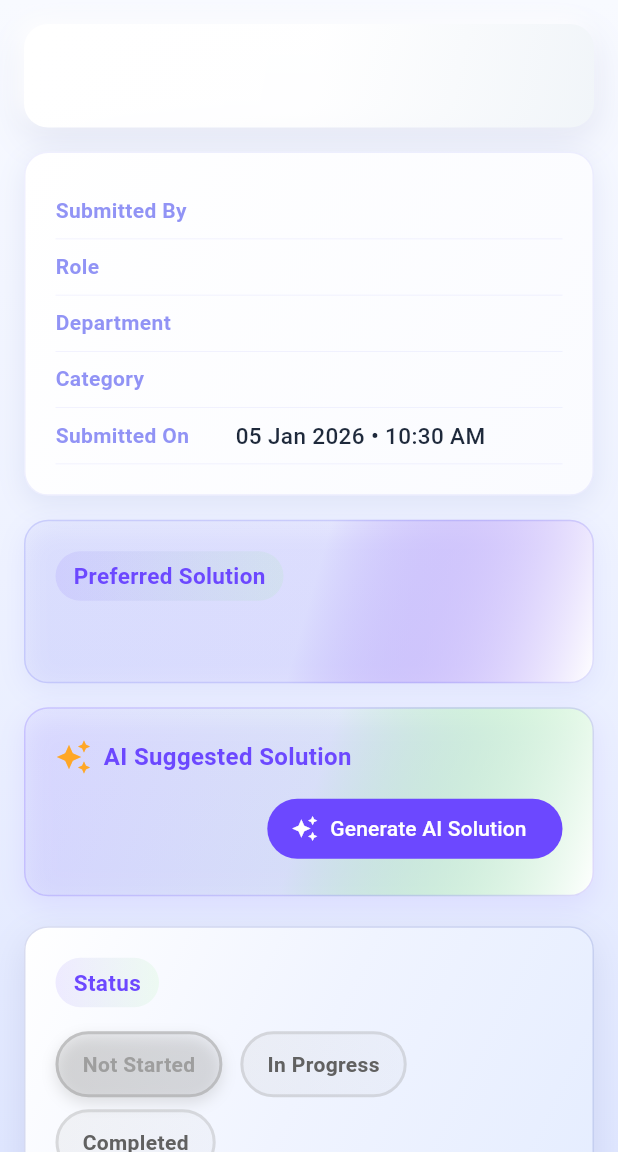
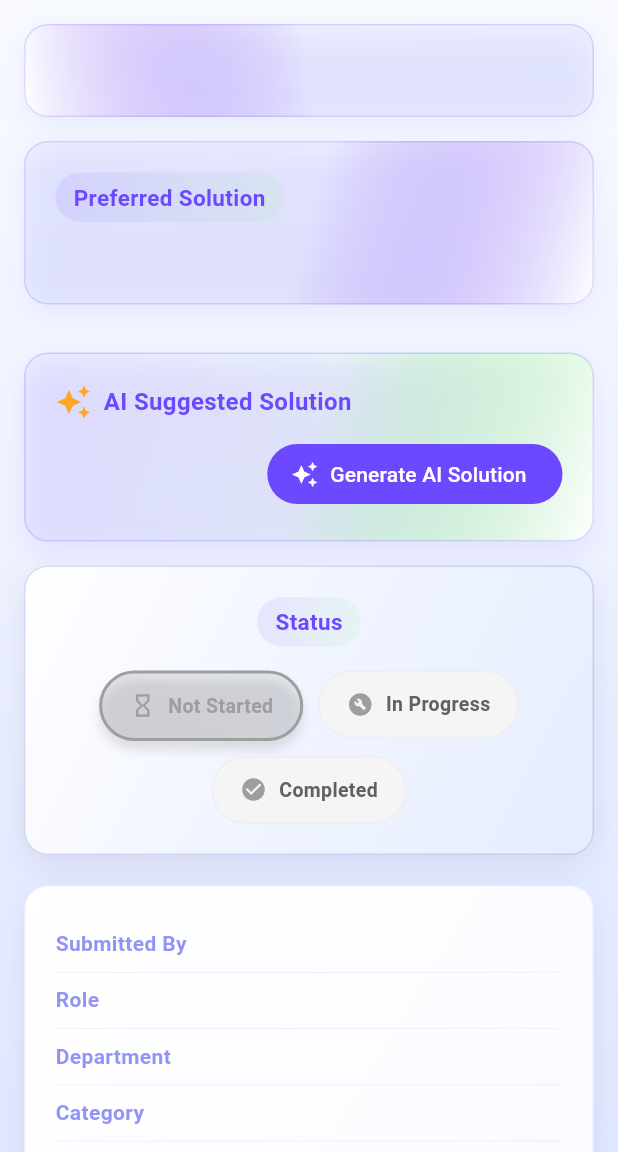
Before and after one commit to aparnabanpela20/UniPulse, a Flutter app: the ComplaintDetailScreen screen opened directly with empty values, on a phone screen of 412 x 824 dp, the part 84-1236 px from its top. Run offline on Flutter 3.47's test engine with Material 3 defaults, Android fonts, the phone set to English and light mode, and no system bars; our stand-ins replace cloud_firestore, firebase_core, flutter_riverpod; accounts and stored records are empty; generated files the repository leaves out were written again.

Commit message:
UI Improvement done

```diff
--- a/lib/screens/complaint_detail_screen.dart
+++ b/lib/screens/complaint_detail_screen.dart
@@ -35,7 +35,7 @@ class _ComplaintDetailScreenState extends ConsumerState<ComplaintDetailScreen> {
       case ComplaintStatus.notStarted:
         return Colors.grey;
       case ComplaintStatus.working:
-        return Colors.orange;
+        return Colors.orangeAccent;
       case ComplaintStatus.completed:
         return Colors.green;
     }
@@ -156,37 +156,37 @@ class _ComplaintDetailScreenState extends ConsumerState<ComplaintDetailScreen> {
                 width: double.infinity,
                 decoration: BoxDecoration(
                   gradient: LinearGradient(
-                    begin: Alignment.topLeft,
-                    end: Alignment.bottomRight,
+                    begin: Alignment.topRight,
+                    end: Alignment.bottomLeft,
                     colors: [
+                      const Color(0xFF6366F1).withOpacity(0.05),
+                      const Color(0xFF8B5CF6).withOpacity(0.05),
                       Colors.white,
-                      Colors.white.withOpacity(0.9),
-                      const Color(0xFFF1F5F9),
                     ],
                   ),
                   borderRadius: BorderRadius.circular(16),
                   boxShadow: [
                     BoxShadow(
-                      color: const Color(0xFF1A237E).withOpacity(0.1),
-                      blurRadius: 20,
-                      offset: const Offset(0, 8),
-                    ),
-                    BoxShadow(
-                      color: Colors.white.withOpacity(0.8),
-                      blurRadius: 10,
-                      offset: const Offset(-5, -5),
+                      color: const Color(0xFF6366F1).withOpacity(0.1),
+                      blurRadius: 15,
+                      offset: const Offset(0, 5),
                     ),
                   ],
+                  border: Border.all(
+                    color: const Color(0xFF6366F1).withOpacity(0.2),
+                    width: 1,
                   ),
+                ),
+
                 child: Padding(
                   padding: const EdgeInsets.all(20),
                   child: Text(
                     widget.complaint.complaint,
                     style: TextStyle(
                       fontSize: 20,
-                      fontWeight: FontWeight.bold,
+                      fontWeight: FontWeight.w600,
                       color: theme.colorScheme.onSurface,
-                      height: 1.4,
+                      height: 1,
                     ),
                   ),
                 ),
@@ -194,50 +194,6 @@ class _ComplaintDetailScreenState extends ConsumerState<ComplaintDetailScreen> {
 
               const SizedBox(height: 16),
 
-              /// 🔹 Complaint Details
-              Container(
-                width: double.infinity,
-                decoration: BoxDecoration(
-                  gradient: LinearGradient(
-                    begin: Alignment.topLeft,
-                    end: Alignment.bottomRight,
-                    colors: [Colors.white, const Color(0xFFFAFBFF)],
-                  ),
-                  borderRadius: BorderRadius.circular(16),
-                  boxShadow: [
-                    BoxShadow(
-                      color: const Color(0xFF3F51B5).withOpacity(0.1),
-                      blurRadius: 15,
-                      offset: const Offset(0, 5),
-                    ),
-                  ],
-                  border: Border.all(
-                    color: const Color(0xFF6366F1).withOpacity(0.1),
-                    width: 1,
-                  ),
-                ),
-                child: Padding(
-                  padding: const EdgeInsets.all(20),
-                  child: Column(
-                    children: [
-                      _infoRow("Submitted By", widget.complaint.givenBy),
-                      _infoRow("Role", widget.complaint.role),
-                      _infoRow("Department", widget.complaint.department),
-                      _infoRow("Category", widget.complaint.category),
-                      _infoRow(
-                        "Submitted On",
-                        DateFormat(
-                          'dd MMM yyyy • hh:mm a',
-                        ).format(widget.complaint.createdAt),
-                      ),
-                    ],
-                  ),
-                ),
-              ),
-
-              const SizedBox(height: 16),
-
-              /// 🔹 Preferred Solution
               Container(
                 width: double.infinity,
                 decoration: BoxDecoration(
@@ -305,9 +261,12 @@ class _ComplaintDetailScreenState extends ConsumerState<ComplaintDetailScreen> {
                 ),
               ),
 
+              const SizedBox(height: 16),
+
+              /// 🔹 Preferred Solution
               _buildAiSolutionSection(aiState, primary, secondary),
 
-              const SizedBox(height: 20),
+              const SizedBox(height: 16),
 
               /// 🔹 Status Section (Admin Action)
               Container(
@@ -338,7 +297,7 @@ class _ComplaintDetailScreenState extends ConsumerState<ComplaintDetailScreen> {
                 child: Padding(
                   padding: const EdgeInsets.all(20),
                   child: Column(
-                    crossAxisAlignment: CrossAxisAlignment.start,
+                    crossAxisAlignment: CrossAxisAlignment.center,
                     children: [
                       Container(
                         padding: const EdgeInsets.symmetric(
@@ -365,16 +324,20 @@ class _ComplaintDetailScreenState extends ConsumerState<ComplaintDetailScreen> {
                       ),
                       const SizedBox(height: 16),
                       Wrap(
-                        spacing: 12,
-                        runSpacing: 8,
+                        spacing: 10,
+                        runSpacing: 10,
+                        alignment: WrapAlignment.center,
                         children: ComplaintStatus.values.map((s) {
                           final isSelected = status == s;
-                          final statusColor = _statusColor(s);
-                          return GestureDetector(
+                          final color = _statusColor(s);
+
+                          return AnimatedContainer(
+                            duration: const Duration(milliseconds: 250),
+                            curve: Curves.easeOut,
+                            child: InkWell(
+                              borderRadius: BorderRadius.circular(30),
                               onTap: () {
-                              setState(() {
-                                status = s;
-                              });
+                                setState(() => status = s);
                                 complaintProvider.updateComplaintStatus(
                                   widget.complaint.id,
                                   s,
@@ -382,53 +345,110 @@ class _ComplaintDetailScreenState extends ConsumerState<ComplaintDetailScreen> {
                               },
                               child: Container(
                                 padding: const EdgeInsets.symmetric(
-                                horizontal: 16,
-                                vertical: 10,
+                                  horizontal: 18,
+                                  vertical: 12,
                                 ),
                                 decoration: BoxDecoration(
                                   gradient: isSelected
                                       ? LinearGradient(
                                           colors: [
-                                          statusColor.withOpacity(0.2),
-                                          statusColor.withOpacity(0.1),
+                                            color.withOpacity(0.25),
+                                            color.withOpacity(0.15),
                                           ],
                                         )
-                                    : LinearGradient(
-                                        colors: [
-                                          Colors.grey.withOpacity(0.1),
-                                          Colors.grey.withOpacity(0.05),
-                                        ],
-                                      ),
-                                borderRadius: BorderRadius.circular(25),
+                                      : null,
+                                  color: isSelected
+                                      ? null
+                                      : Colors.grey.shade100,
+                                  borderRadius: BorderRadius.circular(30),
                                   border: Border.all(
                                     color: isSelected
-                                      ? statusColor.withOpacity(0.5)
-                                      : Colors.grey.withOpacity(0.3),
-                                  width: 2,
+                                        ? color
+                                        : Colors.grey.shade200,
+                                    width: isSelected ? 2 : 1,
                                   ),
                                   boxShadow: isSelected
                                       ? [
                                           BoxShadow(
-                                          color: statusColor.withOpacity(0.3),
-                                          blurRadius: 8,
-                                          offset: const Offset(0, 4),
+                                            color: color.withOpacity(0.3),
+                                            blurRadius: 5,
+                                            offset: const Offset(0, 6),
                                           ),
                                         ]
-                                    : null,
+                                      : [],
                                 ),
-                              child: Text(
+                                child: Row(
+                                  mainAxisSize: MainAxisSize.min,
+                                  children: [
+                                    Icon(
+                                      s == ComplaintStatus.notStarted
+                                          ? Icons.hourglass_empty
+                                          : s == ComplaintStatus.working
+                                          ? Icons.build_circle
+                                          : Icons.check_circle,
+                                      size: 18,
+                                      color: isSelected ? color : Colors.grey,
+                                    ),
+                                    const SizedBox(width: 8),
+                                    Text(
                                       _statusText(s),
                                       style: TextStyle(
+                                        fontSize: 13,
+                                        fontWeight: FontWeight.w600,
                                         color: isSelected
-                                      ? statusColor
-                                      : Colors.grey[700],
-                                  fontWeight: FontWeight.w600,
-                                  fontSize: 14,
+                                            ? color
+                                            : Colors.grey.shade700,
+                                      ),
+                                    ),
+                                  ],
                                 ),
                               ),
                             ),
                           );
                         }).toList(),
+                      ),
+                    ],
+                  ),
+                ),
+              ),
+
+              /// 🔹 Complaint Details
+              const SizedBox(height: 20),
+
+              Container(
+                width: double.infinity,
+                decoration: BoxDecoration(
+                  gradient: LinearGradient(
+                    begin: Alignment.topLeft,
+                    end: Alignment.bottomRight,
+                    colors: [Colors.white, const Color(0xFFFAFBFF)],
+                  ),
+                  borderRadius: BorderRadius.circular(16),
+                  boxShadow: [
+                    BoxShadow(
+                      color: const Color(0xFF3F51B5).withOpacity(0.1),
+                      blurRadius: 15,
+                      offset: const Offset(0, 5),
+                    ),
+                  ],
+                  border: Border.all(
+                    color: const Color(0xFF6366F1).withOpacity(0.1),
+                    width: 1,
+                  ),
+                ),
+                child: Padding(
+                  padding: const EdgeInsets.all(20),
+                  child: Column(
+                    children: [
+                      _infoRow("Submitted By", widget.complaint.givenBy),
+                      _infoRow("Role", widget.complaint.role),
+                      _infoRow("Department", widget.complaint.department),
+                      _infoRow("Category", widget.complaint.category),
+                      _infoRow(
+                        "Submitted On",
+                        DateFormat(
+                          'dd MMM yyyy • hh:mm a',
+                        ).format(widget.complaint.createdAt),
                       ),
                     ],
                   ),
--- a/lib/widget/complaint_card.dart
+++ b/lib/widget/complaint_card.dart
@@ -21,7 +21,7 @@ class ComplaintCard extends StatelessWidget {
       case ComplaintStatus.notStarted:
         return Colors.grey;
       case ComplaintStatus.working:
-        return Colors.orange;
+        return Colors.orangeAccent;
       case ComplaintStatus.completed:
         return Colors.green;
     }
```
Also changed, not shown: lib/screens/admin_screen.dart (+92 -8 lines), lib/screens/view_complaint_screen.dart (+3 -23 lines). Lines whose indentation alone changed are shown as unchanged.
